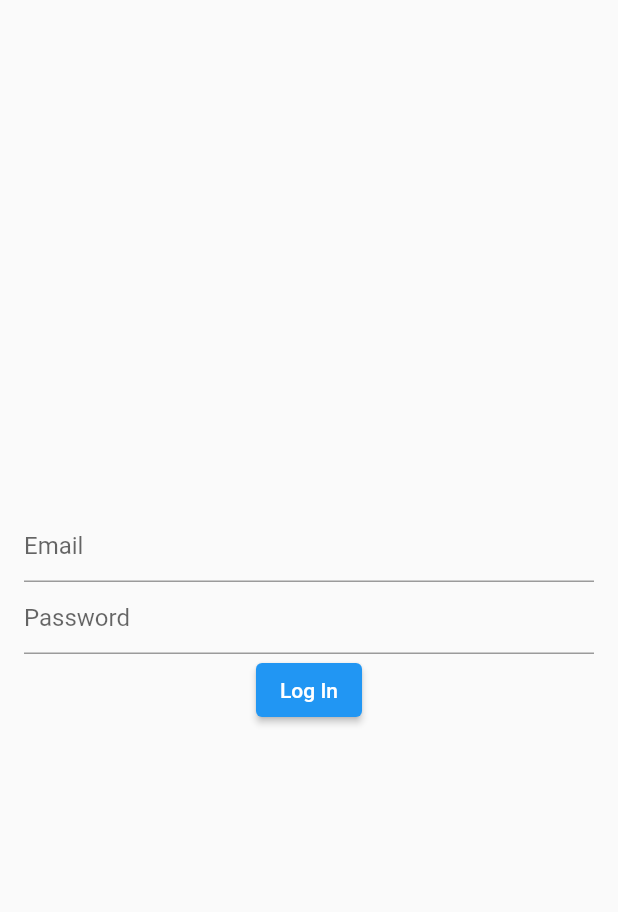
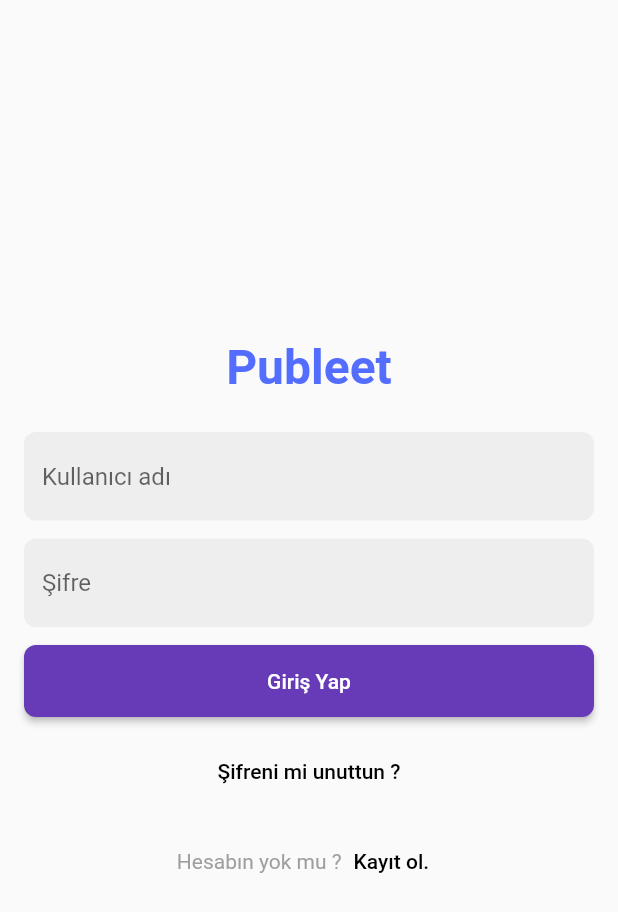
Before and after one commit to emircancavusoglu/publeet1, a Flutter app: the screen it shows after launch, on a phone screen of 412 x 824 dp. Shown: the top 912 px of the screen. Run offline on Flutter 3.47's test engine with Material 2 defaults, Android fonts, the phone set to English and light mode, and no system bars; our stand-ins replace geolocator, google_maps_flutter.

```diff
--- a/lib/login_screen.dart
+++ b/lib/login_screen.dart
@@ -1,8 +1,6 @@
 import 'package:publeet1/selection_screen.dart';
+import 'package:flutter/material.dart';
 
-import 'main.dart';
-import 'package:flutter/material.dart';
-import 'communityWorld.dart';
 class LoginScreen extends StatefulWidget {
   const LoginScreen({Key? key}) : super(key: key);
 
@@ -11,8 +9,8 @@ class LoginScreen extends StatefulWidget {
 }
 
 class _LoginScreenState extends State<LoginScreen> {
-  final TextEditingController _emailController = TextEditingController();
-  final TextEditingController _passwordController = TextEditingController();
+  final TextEditingController userNameController = TextEditingController();
+  final TextEditingController passwordController = TextEditingController();
 
   @override
   Widget build(BuildContext context) {
@@ -22,25 +20,52 @@ class _LoginScreenState extends State<LoginScreen> {
         child: Column(
           mainAxisAlignment: MainAxisAlignment.center,
           children: [
+            const Text(
+              "Publeet",
+              style: TextStyle(
+                fontSize: 32,
+                fontWeight: FontWeight.bold,
+                color: Colors.indigoAccent
+              ),
+            ),
+            const SizedBox(height: 24),
             TextField(
-              controller: _emailController,
-              decoration: const InputDecoration(hintText: 'Email'),
+              controller: userNameController,
+              decoration: InputDecoration(
+                hintText: 'Kullanıcı adı',
+                filled: true,
+                fillColor: Colors.grey[200],
+                border: OutlineInputBorder(
+                  borderRadius: BorderRadius.circular(8.0),
+                  borderSide: BorderSide.none,
+                ),
+              ),
             ),
+            const SizedBox(height: 12),
             TextField(
-              controller: _passwordController,
-              decoration: const InputDecoration(hintText: 'Password'),
+              controller: passwordController,
+              decoration: InputDecoration(
+                hintText: 'Şifre',
+                filled: true,
+                fillColor: Colors.grey[200],
+                border: OutlineInputBorder(
+                  borderRadius: BorderRadius.circular(8.0),
+                  borderSide: BorderSide.none,
+                ),
+              ),
               obscureText: true,
             ),
+            const SizedBox(height: 12),
             ElevatedButton(
               onPressed: () {
-                if(_emailController.text.isNotEmpty&&_passwordController.text.isNotEmpty){
-                  Navigator.of(context).pushReplacement(MaterialPageRoute(builder: (context) =>  const SelectionScreen(),));
+                if(userNameController.text.isNotEmpty&&passwordController.text.isNotEmpty){
+                  Navigator.of(context).pushReplacement(MaterialPageRoute(builder: (context) =>  SelectionScreen(userName: userNameController.text),));
                 }
                 else{
                   showDialog(context: context, builder: (context) {
                     return AlertDialog(
-                      title: const Text("Warning !"),
-                      content: const Text("Username or password cannot be left blank"),
+                      title: const Text("Uyarı !"),
+                      content: const Text("Kullanıcı adı veya şifre boş geçilemez"),
                       actions: [
                         TextButton(onPressed: (){
                           Navigator.of(context).pop();
@@ -51,7 +76,45 @@ class _LoginScreenState extends State<LoginScreen> {
                   );
                 }
               },
-              child: const Text('Log In'),
+              style: ElevatedButton.styleFrom(
+                minimumSize: const Size(double.infinity, 48),
+                backgroundColor: Colors.deepPurple,
+                shape: RoundedRectangleBorder(
+                  borderRadius: BorderRadius.circular(8.0),
+                ),
+              ),
+              child: const Text('Giriş Yap'),
+            ),
+            const SizedBox(height: 12),
+            TextButton(
+              onPressed: () {},
+              child: const Text(
+                "Şifreni mi unuttun ?",
+                style: TextStyle(
+                  color: Colors.black,
+                ),
+              ),
+            ),
+            const SizedBox(height: 12),
+            Row(
+              mainAxisAlignment: MainAxisAlignment.center,
+              children: [
+                const Text(
+                  "Hesabın yok mu ?",
+                  style: TextStyle(
+                    color: Colors.grey,
+                  ),
+                ),
+                TextButton(
+                  onPressed: () {},
+                  child: const Text(
+                    "Kayıt ol.",
+                    style: TextStyle(
+                      color: Colors.black,
+                    ),
+                  ),
+                ),
+              ],
             ),
           ],
         ),
--- a/lib/main.dart
+++ b/lib/main.dart
@@ -8,7 +8,6 @@ void main() {
 class MyApp extends StatelessWidget {
   const MyApp({super.key});
 
-  // This widget is the root of your application.
   @override
   Widget build(BuildContext context) {
     return MaterialApp(
--- a/lib/splash_screen.dart
+++ b/lib/splash_screen.dart
@@ -1,6 +1,5 @@
 import 'package:flutter/material.dart';
 import 'login_screen.dart';
-import 'main.dart';
 
 class splash_screen extends StatefulWidget {
   const splash_screen({Key? key}) : super(key: key);
--- a/pubspec.yaml
+++ b/pubspec.yaml
@@ -40,6 +40,8 @@ dependencies:
   json_annotation: ^4.8.1
   google_maps_flutter: ^2.2.6
   location: ^4.4.0
+  geocoding: ^2.1.0
+  geolocator: ^9.0.2
 
 dev_dependencies:
   flutter_test:
```
Also changed, not shown: lib/find_community.dart (+38 -15 lines), lib/selection_screen.dart (+8 -5 lines), lib/locations.g.dart, pubspec.lock, 2 other files.
